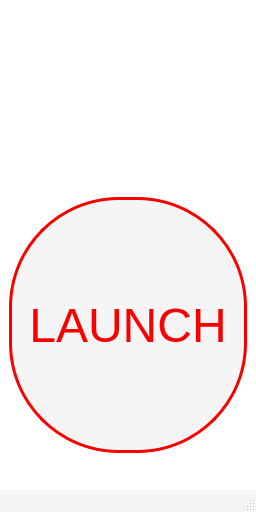
Qt form OnDemand/Resources/UI/OnDemandMainWindow.ui (pieper/SlicerOnDemand) before a commit.
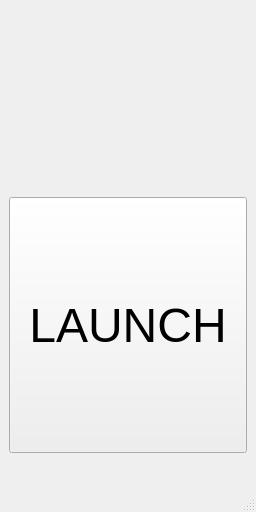
The same form after that commit. Icons and pictures are not drawn.

Commit message: ENH: Move mainWindow styles to a separate qss file

Patch:
```diff
--- a/OnDemand/Resources/UI/OnDemandMainWindow.ui
+++ b/OnDemand/Resources/UI/OnDemandMainWindow.ui
@@ -23,34 +23,7 @@
    </size>
   </property>
   <property name="windowTitle">
-   <string>MainWindow</string>
-  </property>
-  <property name="styleSheet">
-   <string notr="true">QMainWindow#MainWindow {
-    background-color: rgb(255,255,255);
-    margin: 0px;
-    padding: 0px;
-    border-radius:  0px;
-}
-QWidget#instancesWidget{
-	background-color: rgb(255,255,255);
-}
-QPushButton#launchButton{
-    border: 3px solid rgb(248,0,0);
-    color: rgb(248,0,0);
-    font-weight:  128;
-    background-color: rgb(245,245,245);
-    border-radius:  110px;
-}
-QPushButton#launchButton:hover {
-    color: #ffffff;
-    font-weight:  128;
-    background-color: rgb(248,0,0);
-    border-radius:  110px;
-}
-QStatusBar{
-    background-color: rgb(245,245,245);
-}</string>
+   <string>On Demand</string>
   </property>
   <widget class="QWidget" name="instancesWidget">
    <layout class="QVBoxLayout" name="instancesWidgetVerticalLayout">
@@ -139,7 +112,7 @@
        <font>
         <pointsize>36</pointsize>
         <weight>16</weight>
-        <bold>false</bold>
+        <bold>true</bold>
        </font>
       </property>
       <property name="text">
```
Left out of the diff: 2 changed lines with no effect on the pictures. The commit also changes 2 other files.
